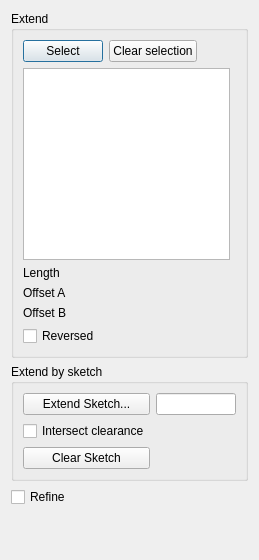
Qt form Resources/panels/ExtendTaskPanel.ui (shaise/FreeCAD_SheetMetal) before a commit.
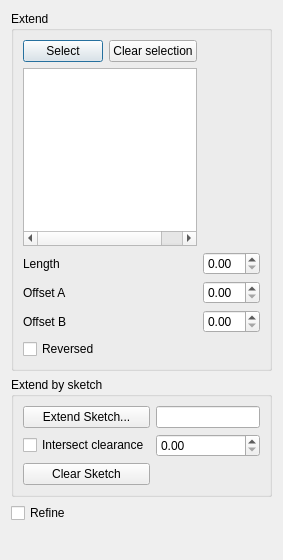
The same form after that commit. Custom widgets are drawn as their Qt base class.

Commit message: fix custom class base of Gui::QuantitySpinBox to QDoubleSpinBox to show better under designer.

The edit to the form file:
```diff
--- a/Resources/panels/ExtendTaskPanel.ui
+++ b/Resources/panels/ExtendTaskPanel.ui
@@ -219,7 +219,7 @@
  <customwidgets>
   <customwidget>
    <class>Gui::QuantitySpinBox</class>
-   <extends>QWidget</extends>
+   <extends>QDoubleSpinBox</extends>
    <header>Gui/QuantitySpinBox.h</header>
   </customwidget>
  </customwidgets>
```
The commit also changes 13 other files.
